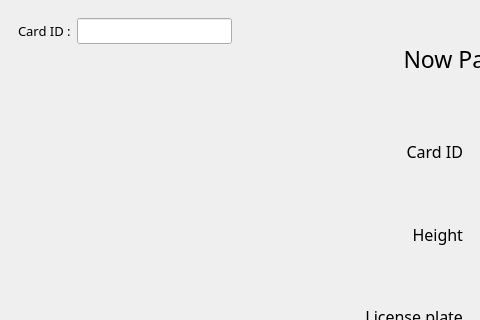
Old version of the form change_bay.ui in the repository phutthakal/automatic-parking-system; both pictures show x 0 to 480 and y 0 to 320 of the 1200 by 700 pixel window.
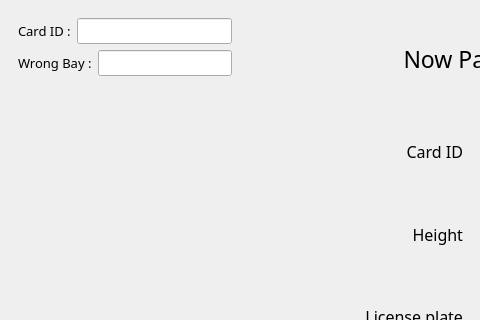
New version of the form.

Patch:
```diff
--- a/change_bay.ui
+++ b/change_bay.ui
@@ -105,6 +105,33 @@
                </item>
               </layout>
              </item>
+             <item>
+              <layout class="QHBoxLayout" name="horizontalLayout_10">
+               <item>
+                <widget class="QLabel" name="label_40">
+                 <property name="font">
+                  <font>
+                   <family>Mitr SemiBold</family>
+                   <pointsize>10</pointsize>
+                  </font>
+                 </property>
+                 <property name="text">
+                  <string>Wrong Bay :</string>
+                 </property>
+                </widget>
+               </item>
+               <item>
+                <widget class="QLineEdit" name="lineEdit_2">
+                 <property name="font">
+                  <font>
+                   <family>Mitr SemiBold</family>
+                   <pointsize>10</pointsize>
+                  </font>
+                 </property>
+                </widget>
+               </item>
+              </layout>
+             </item>
              <item>
               <spacer name="verticalSpacer">
                <property name="orientation">
```
